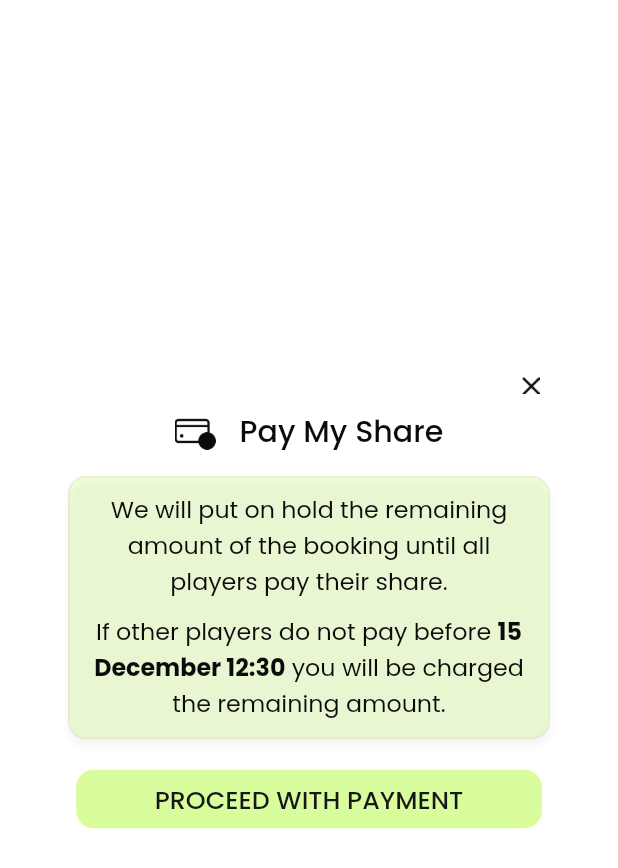
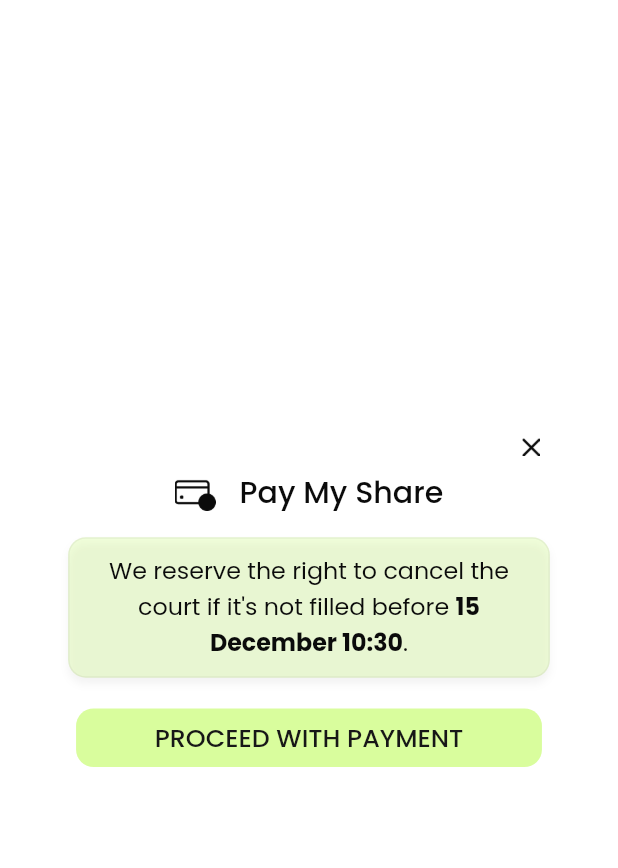
Before and after one commit to joaquinreyes/padelrush, a Flutter app: the _PayMyShareInfoDialog widget shown alone on an empty page, opened directly with empty values, on a phone screen of 412 x 824 dp. Shown: the top 868 px of the screen. Run offline on Flutter 3.47's test engine with Material 3 defaults, Android fonts, the phone set to English and light mode, and no system bars; our stand-ins replace app_links, auto_size_text, country_code_picker, dio, dotted_border, expandable_page_view and 17 more; missing offline and left inert: add_2_calendar, flutter_stripe, flutterwebapp_reload_detector, syncfusion_flutter_core; accounts and stored records are empty; generated files the repository leaves out were written again; network calls fail.

Commit message:
Update open match disclaimer text - reserve right to cancel if not filled

```diff
--- a/lib/screens/home_screen/tabs/booking_tab/book_court_dialog/book_court_dialog.dart
+++ b/lib/screens/home_screen/tabs/booking_tab/book_court_dialog/book_court_dialog.dart
@@ -420,17 +420,17 @@ class _BookCourtDialogState extends ConsumerState<BookCourtDialog> {
                             ),
                             children: [
                               const TextSpan(
-                                  text: "We will put on hold the remaining amount of the booking. If other players do not pay before "),
+                                  text: "We reserve the right to cancel the court if it's not filled before "),
                               TextSpan(
                                 text:
-                                    "${DateFormat('dd MMMM HH:mm').format(widget.bookingTime.add(Duration(hours: 2)))}",
+                                    "${DateFormat('dd MMMM HH:mm').format(widget.bookingTime)}",
                                 style: AppTextStyles.poppinsBold(
                                   fontSize: 13.sp,
                                   color: AppColors.black2,
                                 ),
                               ),
                               const TextSpan(
-                                  text: " you will be charged the remaining amount."),
+                                  text: "."),
                             ],
                           ),
                         ),
--- a/lib/screens/home_screen/tabs/booking_tab/book_court_dialog/components.dart
+++ b/lib/screens/home_screen/tabs/booking_tab/book_court_dialog/components.dart
@@ -905,18 +905,7 @@ class _PayMyShareInfoDialog extends StatelessWidget {
                 borderRadius: BorderRadius.circular(12.r),
                 boxShadow: [kBoxShadow],
                 border: Border.all(color: AppColors.black2.withOpacity(.05))),
-            child: Column(
-              children: [
-                Text(
-                  "We will put on hold the remaining amount of the booking until all players pay their share.",
-                  textAlign: TextAlign.center,
-                  style: AppTextStyles.poppinsRegular(
-                    fontSize: 15.sp,
-                    color: AppColors.black2,
-                  ),
-                ),
-                SizedBox(height: 10.h),
-                RichText(
+            child: RichText(
               textAlign: TextAlign.center,
               text: TextSpan(
                 style: AppTextStyles.poppinsRegular(
@@ -925,21 +914,19 @@ class _PayMyShareInfoDialog extends StatelessWidget {
                 ),
                 children: [
                   const TextSpan(
-                          text: "If other players do not pay before "),
+                      text: "We reserve the right to cancel the court if it's not filled before "),
                   TextSpan(
                     text:
-                            "${DateFormat('dd MMMM HH:mm').format(bookingTime.add(Duration(hours: 2)))}",
+                        "${DateFormat('dd MMMM HH:mm').format(bookingTime)}",
                     style: AppTextStyles.poppinsBold(
                       fontSize: 15.sp,
                       color: AppColors.black2,
                     ),
                   ),
                   const TextSpan(
-                          text: " you will be charged the remaining amount."),
+                      text: "."),
                 ],
               ),
-                ),
-              ],
             ),
           ),
           SizedBox(height: 20.h),
```
Lines whose indentation alone changed are shown as unchanged.
